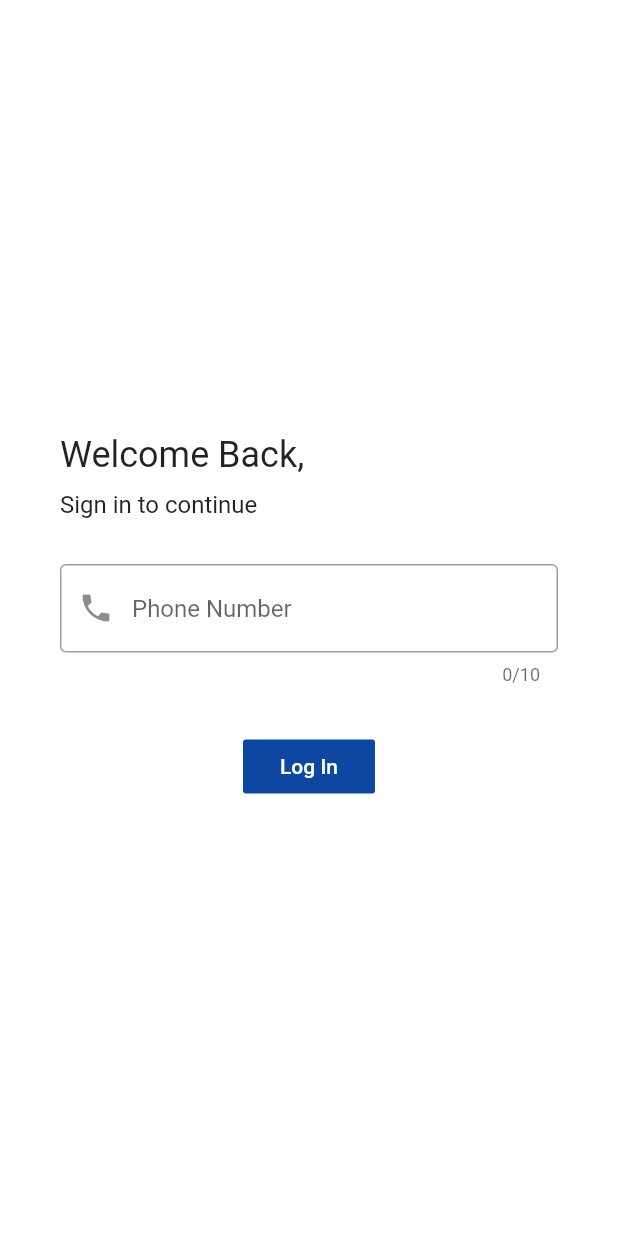
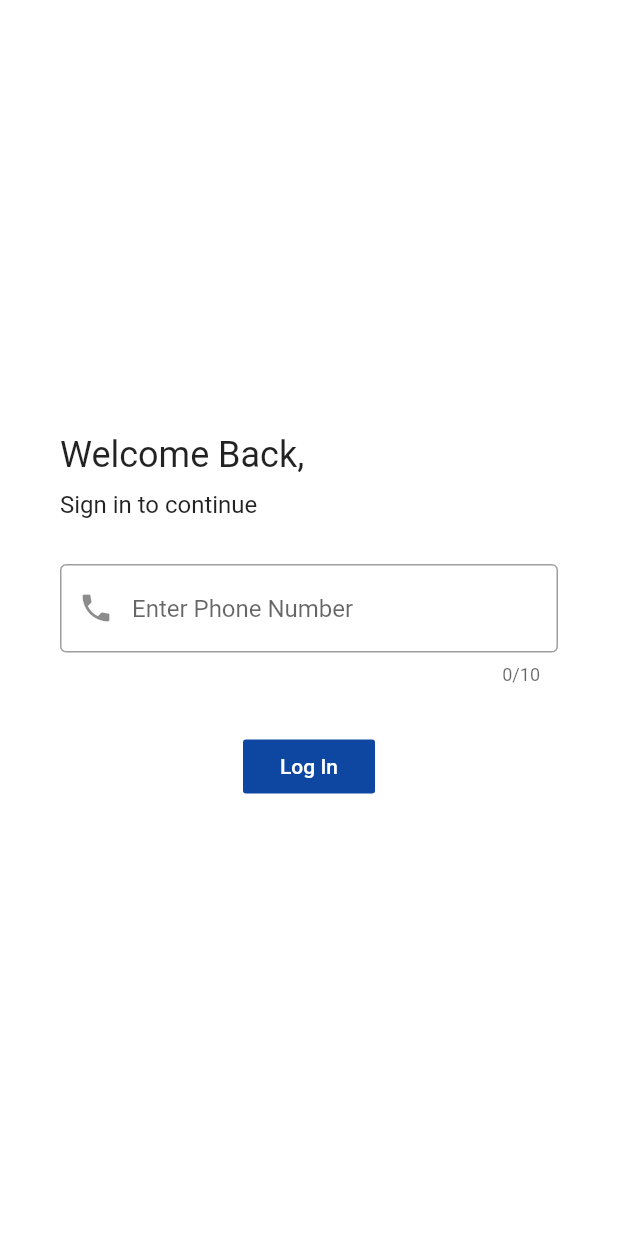
Before and after one commit to KhangLama/SWP409, a Flutter app: the screen it shows after launch, on a phone screen of 412 x 824 dp. Run offline on Flutter 3.47's test engine with Material 2 defaults, Android fonts, the light colour scheme and no system bars.

Commit message:
Update loginPage.dart

```diff
--- a/lib/loginPage.dart
+++ b/lib/loginPage.dart
@@ -64,7 +64,7 @@ class LoginPage extends StatelessWidget {
                   maxLength: 10,
                   decoration: InputDecoration(
                       border: OutlineInputBorder(),
-                      hintText: 'Phone Number',
+                      hintText: 'Enter Phone Number',
                       prefixIcon: Icon(Icons.phone)),
                 ),
                 Container(
```
